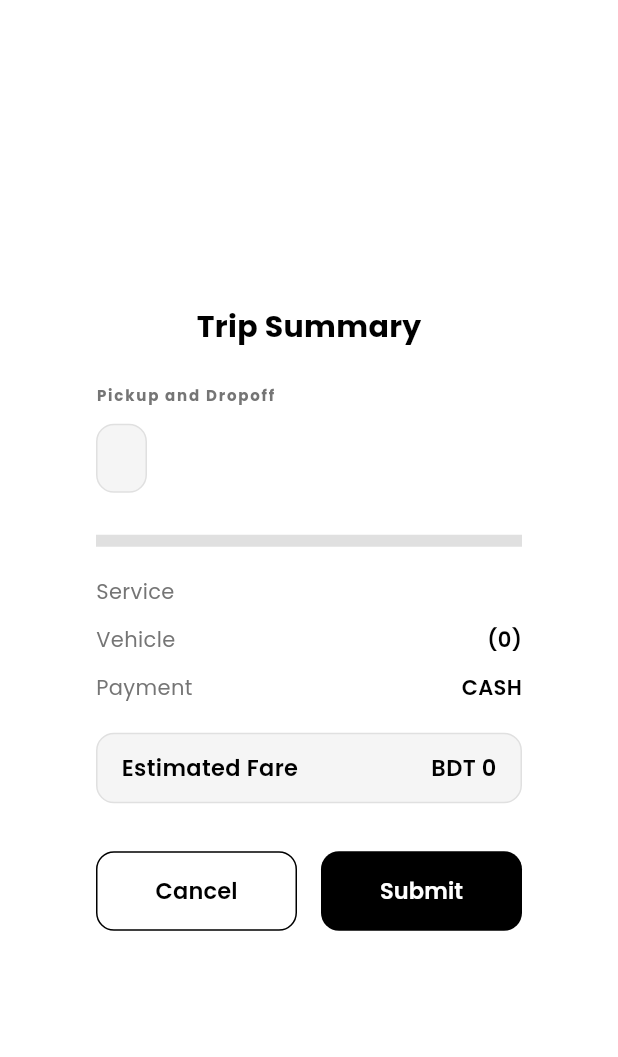
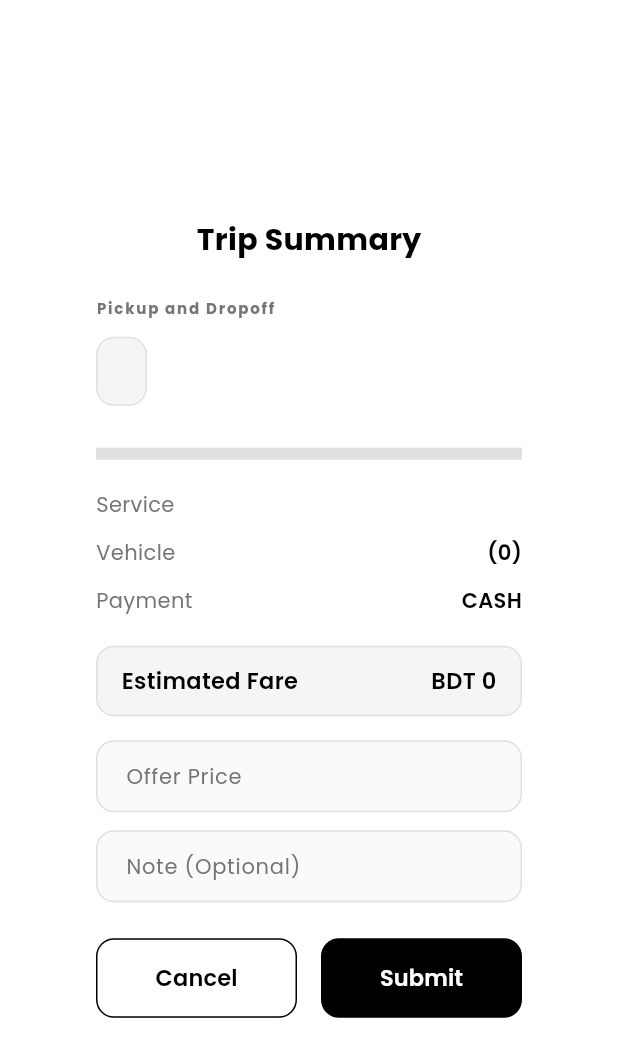
Before and after one commit to miarasel23/tripyy_customer, a Flutter app: the ConfirmTripDialog widget shown alone on an empty page, opened directly with empty values, on a phone screen of 412 x 824 dp. Shown: the top 1057 px of the screen. Run offline on Flutter 3.47's test engine with Material 3 defaults, Android fonts, the phone set to English and light mode, and no system bars; our stand-ins replace connectivity_plus, equatable, flutter_bloc, flutter_markdown_plus, geocoding, geolocator and 8 more; missing offline and left inert: flutter_polyline_points, flutter_ringtone_player; accounts and stored records are empty; network calls fail.

Commit message:
offer price add

```diff
--- a/lib/modules/dashboard/choose_car_bottom_sheet/view/choose_car_bottom_sheet.dart
+++ b/lib/modules/dashboard/choose_car_bottom_sheet/view/choose_car_bottom_sheet.dart
@@ -52,7 +52,7 @@ class _ChooseCarBottomSheetState extends State<ChooseCarBottomSheet> {
 
   Future<void> _handleCreateTrip(Car selectedCar) async {
     final loc = AppLocalizations.of(context);
-    final confirm = await showDialog<bool>(
+    final result = await showDialog<Map<String, dynamic>>(
       context: context,
       builder: (ctx) => ConfirmTripDialog(
         selectedCar: selectedCar,
@@ -62,7 +62,7 @@ class _ChooseCarBottomSheetState extends State<ChooseCarBottomSheet> {
       ),
     );
 
-    if (confirm != true) return;
+    if (result == null) return;
 
     setState(() {
       _isCreatingTrip = true;
@@ -86,6 +86,8 @@ class _ChooseCarBottomSheetState extends State<ChooseCarBottomSheet> {
         pickupLocationUuid: widget.tripReq.pickupLocationUuid,
         dropoffLocationUuid: widget.tripReq.dropoffLocationUuid,
         priceSetUuid: selectedCar.priceSetUuid ?? selectedCar.uuid,
+        note: result['note'],
+        offerAmount: result['offerAmount'],
       );
 
       final repo = CreateTripRepository();
--- a/lib/modules/dashboard/choose_car_bottom_sheet/view/widget/confirm_trip_dialog.dart
+++ b/lib/modules/dashboard/choose_car_bottom_sheet/view/widget/confirm_trip_dialog.dart
@@ -3,7 +3,7 @@ import 'package:google_fonts/google_fonts.dart';
 import '../../../../../core/utils/localization/app_localization.dart';
 import '../../models/choose_car_model.dart';
 
-class ConfirmTripDialog extends StatelessWidget {
+class ConfirmTripDialog extends StatefulWidget {
   final Car selectedCar;
   final String serviceName;
   final List<String> pickupAddresses;
@@ -16,6 +16,22 @@ class ConfirmTripDialog extends StatelessWidget {
     required this.pickupAddresses,
     required this.dropoffAddresses,
   });
+
+  @override
+  State<ConfirmTripDialog> createState() => _ConfirmTripDialogState();
+}
+
+class _ConfirmTripDialogState extends State<ConfirmTripDialog> {
+  final TextEditingController _noteController = TextEditingController();
+  final TextEditingController _offerPriceController = TextEditingController();
+  final _formKey = GlobalKey<FormState>();
+
+  @override
+  void dispose() {
+    _noteController.dispose();
+    _offerPriceController.dispose();
+    super.dispose();
+  }
 
   @override
   Widget build(BuildContext context) {
@@ -34,10 +50,13 @@ class ConfirmTripDialog extends StatelessWidget {
       elevation: 10,
       child: Padding(
         padding: const EdgeInsets.all(24.0),
-        child: Column(
-          mainAxisSize: MainAxisSize.min,
-          crossAxisAlignment: CrossAxisAlignment.start,
-          children: [
+        child: Form(
+          key: _formKey,
+          child: SingleChildScrollView(
+            child: Column(
+              mainAxisSize: MainAxisSize.min,
+              crossAxisAlignment: CrossAxisAlignment.start,
+              children: [
             Center(
               child: Text(
                 loc.translate("confirm_trip") ?? "Trip Summary",
@@ -72,10 +91,10 @@ class ConfirmTripDialog extends StatelessWidget {
               ),
               child: Column(
                 children: [
-                  for (int i = 0; i < pickupAddresses.length; i++)
+                  for (int i = 0; i < widget.pickupAddresses.length; i++)
                     _buildSummaryRow(
-                      pickupAddresses.length > 1 ? "Pickup ${i + 1}" : "Pickup",
-                      pickupAddresses[i],
+                      widget.pickupAddresses.length > 1 ? "Pickup ${i + 1}" : "Pickup",
+                      widget.pickupAddresses[i],
                       Icons.my_location,
                       isDark,
                       textColor,
@@ -84,10 +103,10 @@ class ConfirmTripDialog extends StatelessWidget {
 
                   const SizedBox(height: 12),
 
-                  for (int i = 0; i < dropoffAddresses.length; i++)
+                  for (int i = 0; i < widget.dropoffAddresses.length; i++)
                     _buildSummaryRow(
-                      dropoffAddresses.length > 1 ? "Dropoff ${i + 1}" : "Dropoff",
-                      dropoffAddresses[i],
+                      widget.dropoffAddresses.length > 1 ? "Dropoff ${i + 1}" : "Dropoff",
+                      widget.dropoffAddresses[i],
                       Icons.location_on,
                       isDark,
                       textColor,
@@ -106,7 +125,7 @@ class ConfirmTripDialog extends StatelessWidget {
               mainAxisAlignment: MainAxisAlignment.spaceBetween,
               children: [
                 Text(loc.translate("service") ?? "Service", style: GoogleFonts.poppins(fontSize: 14, color: subTextColor)),
-                Text(serviceName.replaceAll('_', ' '), style: GoogleFonts.poppins(fontSize: 14, fontWeight: FontWeight.w600, color: textColor)),
+                Text(widget.serviceName.replaceAll('_', ' '), style: GoogleFonts.poppins(fontSize: 14, fontWeight: FontWeight.w600, color: textColor)),
               ],
             ),
             const SizedBox(height: 12),
@@ -114,7 +133,7 @@ class ConfirmTripDialog extends StatelessWidget {
               mainAxisAlignment: MainAxisAlignment.spaceBetween,
               children: [
                 Text(loc.translate("vehicle") ?? "Vehicle", style: GoogleFonts.poppins(fontSize: 14, color: subTextColor)),
-                Text("${selectedCar.carType} (${selectedCar.setCapacity})", style: GoogleFonts.poppins(fontSize: 14, fontWeight: FontWeight.w600, color: textColor)),
+                Text("${widget.selectedCar.carType} (${widget.selectedCar.setCapacity})", style: GoogleFonts.poppins(fontSize: 14, fontWeight: FontWeight.w600, color: textColor)),
               ],
             ),
             const SizedBox(height: 12),
@@ -144,19 +163,87 @@ class ConfirmTripDialog extends StatelessWidget {
                   ),
                   Text(
                     loc.locale.languageCode == 'bn'
-                        ? '৳${selectedCar.minimumBookingPrice}'
-                        : 'BDT ${selectedCar.minimumBookingPrice}',
+                        ? '৳${widget.selectedCar.minimumBookingPrice}'
+                        : 'BDT ${widget.selectedCar.minimumBookingPrice}',
                      style: GoogleFonts.poppins(fontSize: 15, fontWeight: FontWeight.w600, color: textColor)
                   ),
                 ],
               ),
             ),
-            const SizedBox(height: 32),
+            const SizedBox(height: 16),
+
+            // Offer Price Field (Required)
+            TextFormField(
+              controller: _offerPriceController,
+              keyboardType: TextInputType.number,
+              textAlign: TextAlign.left,
+              style: GoogleFonts.poppins(color: textColor, fontSize: 14),
+              decoration: InputDecoration(
+                labelText: loc.translate("offer_price") ?? "Offer Price",
+                labelStyle: GoogleFonts.poppins(color: subTextColor, fontSize: 14),
+                hintText: loc.translate("enter_offer_price") ?? "Enter your offer price",
+                hintStyle: GoogleFonts.poppins(color: subTextColor?.withOpacity(0.5), fontSize: 14),
+                border: OutlineInputBorder(
+                  borderRadius: BorderRadius.circular(12),
+                  borderSide: BorderSide(color: borderColor ?? Colors.grey),
+                ),
+                enabledBorder: OutlineInputBorder(
+                  borderRadius: BorderRadius.circular(12),
+                  borderSide: BorderSide(color: borderColor ?? Colors.grey),
+                ),
+                focusedBorder: OutlineInputBorder(
+                  borderRadius: BorderRadius.circular(12),
+                  borderSide: BorderSide(color: const Color(0xFF8C9EFF), width: 2),
+                ),
+                filled: true,
+                fillColor: isDark ? const Color(0xFF1E1E26) : Colors.grey[50],
+                // Remove left padding so error text aligns with the text field border
+                contentPadding: const EdgeInsets.only(left: 0, right: 16, top: 12, bottom: 12),
+                // Use prefixIcon to indent the input and hint text instead
+                prefixIcon: const SizedBox(width: 16),
+                prefixIconConstraints: const BoxConstraints(minWidth: 16, minHeight: 0),
+              ),
+              validator: (value) {
+                if (value == null || value.trim().isEmpty) {
+                  return loc.translate("offer_price_required") ?? "Offer price is required";
+                }
+                return null;
+              },
+            ),
+            const SizedBox(height: 12),
+
+            // Note Field (Optional)
+            TextFormField(
+              controller: _noteController,
+              style: GoogleFonts.poppins(color: textColor, fontSize: 14),
+              decoration: InputDecoration(
+                labelText: loc.translate("note") ?? "Note (Optional)",
+                labelStyle: GoogleFonts.poppins(color: subTextColor, fontSize: 14),
+                hintText: loc.translate("add_note") ?? "Add a note for driver",
+                hintStyle: GoogleFonts.poppins(color: subTextColor?.withOpacity(0.5), fontSize: 14),
+                border: OutlineInputBorder(
+                  borderRadius: BorderRadius.circular(12),
+                  borderSide: BorderSide(color: borderColor ?? Colors.grey),
+                ),
+                enabledBorder: OutlineInputBorder(
+                  borderRadius: BorderRadius.circular(12),
+                  borderSide: BorderSide(color: borderColor ?? Colors.grey),
+                ),
+                focusedBorder: OutlineInputBorder(
+                  borderRadius: BorderRadius.circular(12),
+                  borderSide: BorderSide(color: const Color(0xFF8C9EFF), width: 2),
+                ),
+                filled: true,
+                fillColor: isDark ? const Color(0xFF1E1E26) : Colors.grey[50],
+                contentPadding: const EdgeInsets.symmetric(horizontal: 16, vertical: 12),
+              ),
+            ),
+            const SizedBox(height: 24),
 
             // Actions
             Row(
               children: [
-                Expanded(
+                  Expanded(
                   child: OutlinedButton(
                     style: OutlinedButton.styleFrom(
                       padding: const EdgeInsets.symmetric(vertical: 16),
@@ -164,7 +251,7 @@ class ConfirmTripDialog extends StatelessWidget {
                       side: BorderSide(color: isDark ? Colors.white : Colors.black),
                       foregroundColor: isDark ? Colors.white : Colors.black,
                     ),
-                    onPressed: () => Navigator.pop(context, false),
+                    onPressed: () => Navigator.pop(context, null),
                     child: Text(loc.translate("cancel") ?? "Cancel", style: GoogleFonts.poppins(fontSize: 15, fontWeight: FontWeight.w600)),
                   ),
                 ),
@@ -178,7 +265,14 @@ class ConfirmTripDialog extends StatelessWidget {
                       shape: RoundedRectangleBorder(borderRadius: BorderRadius.circular(12)),
                       elevation: 0,
                     ),
-                    onPressed: () => Navigator.pop(context, true),
+                    onPressed: () {
+                      if (_formKey.currentState!.validate()) {
+                        Navigator.pop(context, {
+                          'note': _noteController.text.trim(),
+                          'offerAmount': _offerPriceController.text.trim(),
+                        });
+                      }
+                    },
                     child: Text(loc.translate("submit") ?? "Submit", style: GoogleFonts.poppins(fontSize: 15, fontWeight: FontWeight.w600)),
                   ),
                 ),
@@ -186,6 +280,8 @@ class ConfirmTripDialog extends StatelessWidget {
             ),
           ],
         ),
+        ),
+      ),
       ),
     );
   }
--- a/lib/modules/dashboard/models/create_rental_trip_model.dart
+++ b/lib/modules/dashboard/models/create_rental_trip_model.dart
@@ -33,6 +33,8 @@ class CreateRentalTripRequest {
   final List<String> pickupLocationUuid;
   final List<String> dropoffLocationUuid;
   final String priceSetUuid;
+  final String? note;
+  final String? offerAmount;
 
   CreateRentalTripRequest({
     required this.serviceType,
@@ -48,6 +50,8 @@ class CreateRentalTripRequest {
     required this.pickupLocationUuid,
     required this.dropoffLocationUuid,
     required this.priceSetUuid,
+    this.note,
+    this.offerAmount,
   }) : platform = platform ?? _getPlatformName();
 
   Map<String, dynamic> toJson() {
@@ -71,6 +75,14 @@ class CreateRentalTripRequest {
 
     if (endDatetime != null && serviceType == "RETURN") {
       data['end_datetime'] = endDatetime;
+    }
+
+    if (note != null && note!.isNotEmpty) {
+      data['note'] = note;
+    }
+
+    if (offerAmount != null && offerAmount!.isNotEmpty) {
+      data['offer_ammount'] = offerAmount;
     }
 
     return data;
@@ -149,12 +161,14 @@ class LocationModel {
 
 class CarCategoryModel {
   final String? carType;
+  final String? carAvatar;
 
-  CarCategoryModel({this.carType});
+  CarCategoryModel({this.carType, this.carAvatar});
 
   factory CarCategoryModel.fromJson(Map<String, dynamic> json) {
     return CarCategoryModel(
       carType: json['car_type'],
+      carAvatar: json['car_avatar'],
     );
   }
 }
@@ -182,6 +196,7 @@ class RentalTrip {
   final List<LocationModel> pickupLocations;
   final List<LocationModel> dropoffLocations;
   final List<RentalDriverBid> drivers;
+  final double? offerAmount;
 
   RentalTrip({
     this.id,
@@ -192,6 +207,7 @@ class RentalTrip {
     this.pickupLocations = const [],
     this.dropoffLocations = const [],
     this.drivers = const [],
+    this.offerAmount,
   });
 
   factory RentalTrip.fromJson(Map<String, dynamic> json) {
@@ -204,6 +220,7 @@ class RentalTrip {
       pickupLocations: (json['pickup_locations'] as List<dynamic>?)?.map((e) => LocationModel.fromJson(e)).toList() ?? [],
       dropoffLocations: (json['dropoff_locations'] as List<dynamic>?)?.map((e) => LocationModel.fromJson(e)).toList() ?? [],
       drivers: (json['drivers'] as List<dynamic>?)?.map((e) => RentalDriverBid.fromJson(e)).toList() ?? [],
+      offerAmount: (json['offer_amount'] as num?)?.toDouble() ?? (json['offer_ammount'] as num?)?.toDouble(),
     );
   }
 }
```
Also changed, not shown: assets/lang/bn.json (+6 -1 lines), assets/lang/en.json (+6 -1 lines), lib/modules/dashboard/view/screen/bidding_screen.dart (+10 -7 lines), pubspec.lock.
